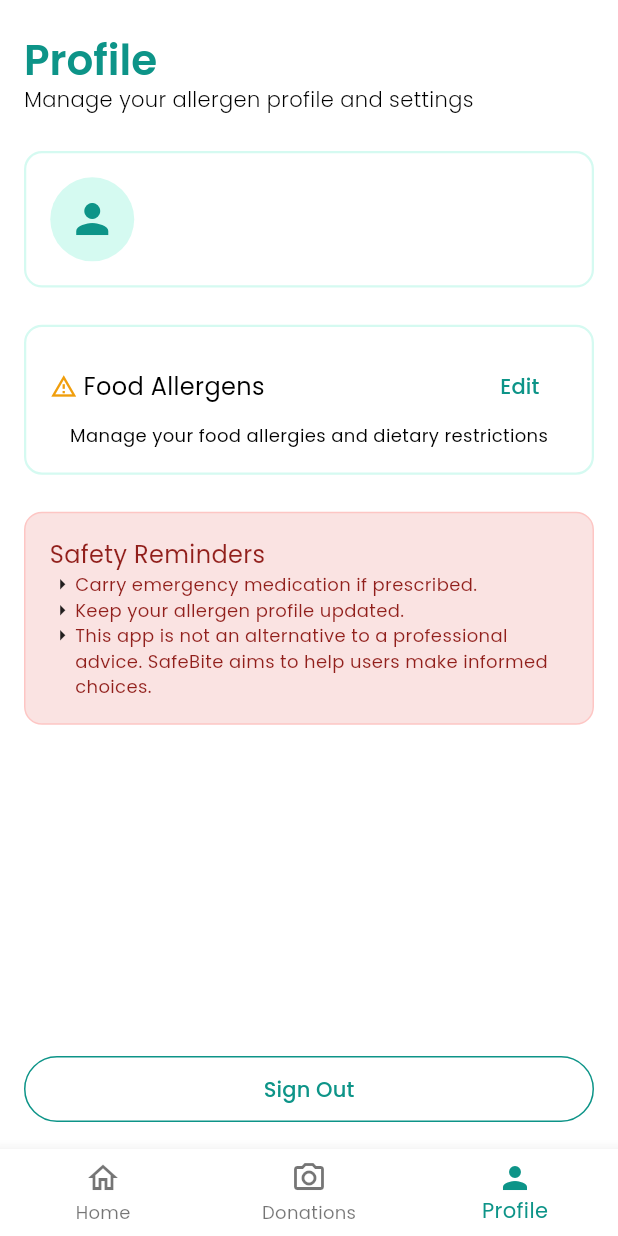
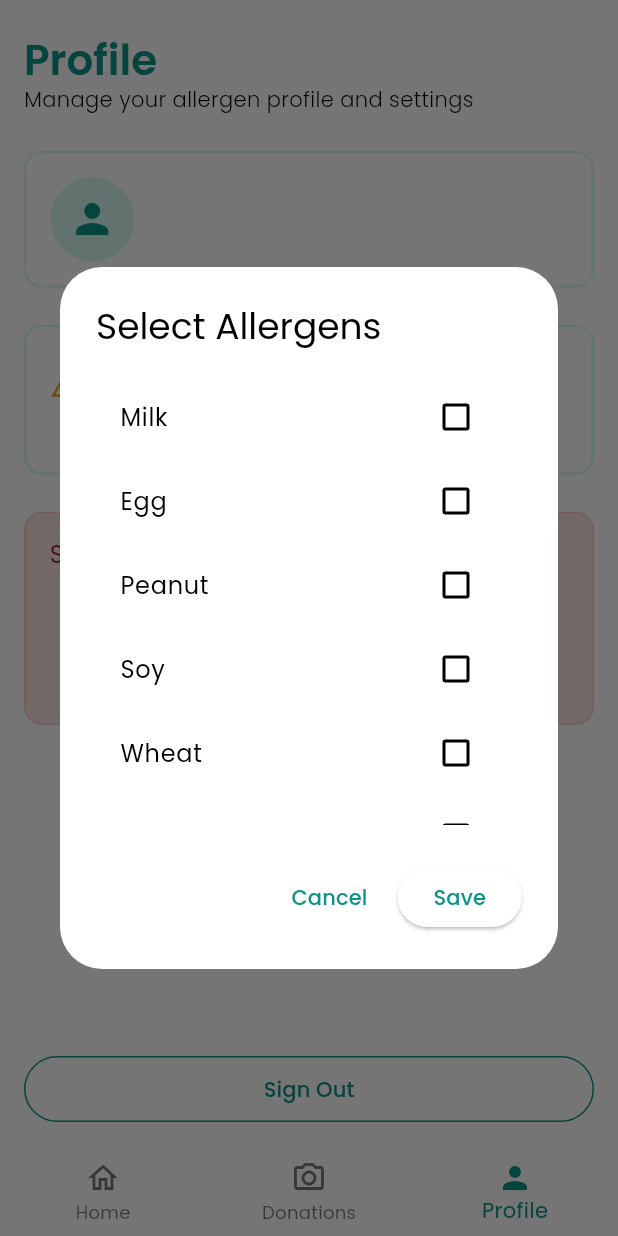
Before and after one commit to cslabiano/SafeBites, a Flutter app: the screen it shows once a user with an empty profile is signed in, item 3 of the bottom bar chosen, after a tap on "Edit", on a phone screen of 412 x 824 dp. Run offline on Flutter 3.47's test engine with Material 3 defaults, Android fonts, the phone set to English and light mode, and no system bars; our stand-ins replace cloud_firestore, firebase_auth, firebase_core, sqflite; accounts and stored records are empty.

Commit message:
feat: implement user allergen update and dashboard food filtering

```diff
--- a/safebite/lib/providers/allergies_provider.dart
+++ b/safebite/lib/providers/allergies_provider.dart
@@ -50,4 +50,18 @@ class AllergiesProvider with ChangeNotifier {
     _allergies.remove(allergen);
     notifyListeners();
   }
+
+  // update allergy
+  Future<void> setAllergies(List<String> allergens) async {
+    final user = _auth.currentUser;
+    if (user == null) return;
+
+    await _firestore
+        .collection("users")
+        .doc(user.uid)
+        .update({"allergies": allergens});
+
+    _allergies = allergens;
+    notifyListeners();
+  }
 }
--- a/safebite/lib/screens/dashboard/dashboard.dart
+++ b/safebite/lib/screens/dashboard/dashboard.dart
@@ -26,6 +26,8 @@ class _DashboardState extends State<Dashboard> {
   List<Map<String, dynamic>> safeDailyFoods = [];
   List<Map<String, dynamic>> foods = [];
 
+  List<String> _lastLoadedAllergies = [];
+
   @override
   void initState() {
     super.initState();
@@ -38,14 +40,10 @@ class _DashboardState extends State<Dashboard> {
       });
     });
 
+    /// Fetch allergies initially
     Future.microtask(() async {
-      final allergies = context.read<AllergiesProvider>().allergies;
-
-      final dailyFoods = await controller.loadDailyFoods(allergies);
-
-      setState(() {
-        safeDailyFoods = dailyFoods;
-      });
+      final allergiesProvider = context.read<AllergiesProvider>();
+      await allergiesProvider.fetchAllergies();
     });
   }
 
@@ -54,6 +52,14 @@ class _DashboardState extends State<Dashboard> {
 
     setState(() {
       allergens = List<Map<String, dynamic>>.from(result);
+    });
+  }
+
+  Future<void> loadSafeFoods(List<String> allergies) async {
+    final dailyFoods = await controller.loadDailyFoods(allergies);
+
+    setState(() {
+      safeDailyFoods = dailyFoods;
     });
   }
 
@@ -78,6 +84,17 @@ class _DashboardState extends State<Dashboard> {
   Widget build(BuildContext context) {
     final theme = Theme.of(context);
     double screenHeight = MediaQuery.of(context).size.height;
+
+    /// WATCH PROVIDER (this triggers rebuild when allergies change)
+    final allergiesProvider = context.watch<AllergiesProvider>();
+    final currentAllergies = allergiesProvider.allergies;
+
+    /// Reload safe foods only if allergies changed
+    if (_lastLoadedAllergies.toString() != currentAllergies.toString() ||
+        safeDailyFoods.isEmpty) {
+      _lastLoadedAllergies = List.from(currentAllergies);
+      Future.microtask(() => loadSafeFoods(currentAllergies));
+    }
 
     return Scaffold(
       appBar: AppBar(
--- /dev/null
+++ b/safebite/lib/screens/profile/allergen_dialog.dart
@@ -0,0 +1,83 @@
+import 'package:flutter/material.dart';
+import 'package:provider/provider.dart';
+import 'package:safebite/providers/allergies_provider.dart';
+
+class AllergenDialog extends StatefulWidget {
+  const AllergenDialog({super.key});
+
+  @override
+  State<AllergenDialog> createState() => _AllergenDialogState();
+}
+
+class _AllergenDialogState extends State<AllergenDialog> {
+  Set<String> selectedAllergens = {};
+
+  @override
+  void initState() {
+    super.initState();
+
+    final allergies = context.read<AllergiesProvider>().allergies;
+
+    selectedAllergens = allergies.toSet();
+  }
+
+  @override
+  Widget build(BuildContext context) {
+    final allergens = [
+      "Milk",
+      "Egg",
+      "Peanut",
+      "Soy",
+      "Wheat",
+      "Fish",
+      "Shellfish",
+      "Sesame",
+      "Tree Nut",
+    ];
+
+    return AlertDialog(
+      title: const Text("Select Allergens"),
+      content: SizedBox(
+        width: double.maxFinite,
+        height: 300,
+        child: ListView(
+          children: allergens.map((allergen) {
+            return CheckboxListTile(
+              title: Text(allergen),
+              value: selectedAllergens.contains(allergen),
+              onChanged: (value) {
+                setState(() {
+                  if (value == true) {
+                    selectedAllergens.add(allergen);
+                  } else {
+                    selectedAllergens.remove(allergen);
+                  }
+                });
+              },
+            );
+          }).toList(),
+        ),
+      ),
+      actions: [
+        TextButton(
+          onPressed: () {
+            Navigator.pop(context);
+          },
+          child: const Text("Cancel"),
+        ),
+        ElevatedButton(
+          onPressed: () async {
+            final allergiesProvider = context.read<AllergiesProvider>();
+
+            await allergiesProvider.setAllergies(
+              selectedAllergens.toList(),
+            );
+
+            Navigator.pop(context);
+          },
+          child: const Text("Save"),
+        ),
+      ],
+    );
+  }
+}
--- a/safebite/lib/screens/profile/profile.dart
+++ b/safebite/lib/screens/profile/profile.dart
@@ -29,7 +29,6 @@ class _ProfileState extends State<Profile> {
     final userProvider = context.watch<UserAuthProvider>();
     final nickname = userProvider.nickname ?? 'loading...';
     final email = userProvider.user?.email ?? 'loading...';
-    final allergies = userProvider.allergies ?? [];
 
     double screenWidth = MediaQuery.of(context).size.width;
     double screenHeight = MediaQuery.of(context).size.height;
--- a/safebite/lib/screens/profile/user_allergens.dart
+++ b/safebite/lib/screens/profile/user_allergens.dart
@@ -1,5 +1,8 @@
 import 'package:flutter/material.dart';
+import 'package:provider/provider.dart';
+import 'package:safebite/providers/allergies_provider.dart';
 import 'package:safebite/widgets/button.dart';
+import 'allergen_dialog.dart';
 
 class UserAllergens extends StatelessWidget {
   const UserAllergens({super.key});
@@ -32,13 +35,36 @@ class UserAllergens extends StatelessWidget {
                   Text("Food Allergens", style: TextStyle(fontSize: 16)),
                 ],
               ),
-              Button(callback: () async {}, text: "Edit", type: "text"),
+              Button(
+                  callback: () async {
+                    showDialog(
+                      context: context,
+                      builder: (context) => const AllergenDialog(),
+                    );
+                  },
+                  text: "Edit",
+                  type: "text"),
             ],
           ),
           const Text(
             "Manage your food allergies and dietary restrictions",
             style: TextStyle(fontSize: 12, fontWeight: FontWeight.w400),
           ),
+          Consumer<AllergiesProvider>(
+            builder: (context, allergiesProvider, child) {
+              final allergies = allergiesProvider.allergies;
+
+              return Wrap(
+                spacing: 8,
+                children: allergies.map((a) {
+                  return Chip(
+                    label: Text(a),
+                    backgroundColor: Colors.orange.shade100,
+                  );
+                }).toList(),
+              );
+            },
+          )
         ],
       ),
     );
```
Also changed, not shown: safebite/lib/database/food_repository.dart (+7 -15 lines).
